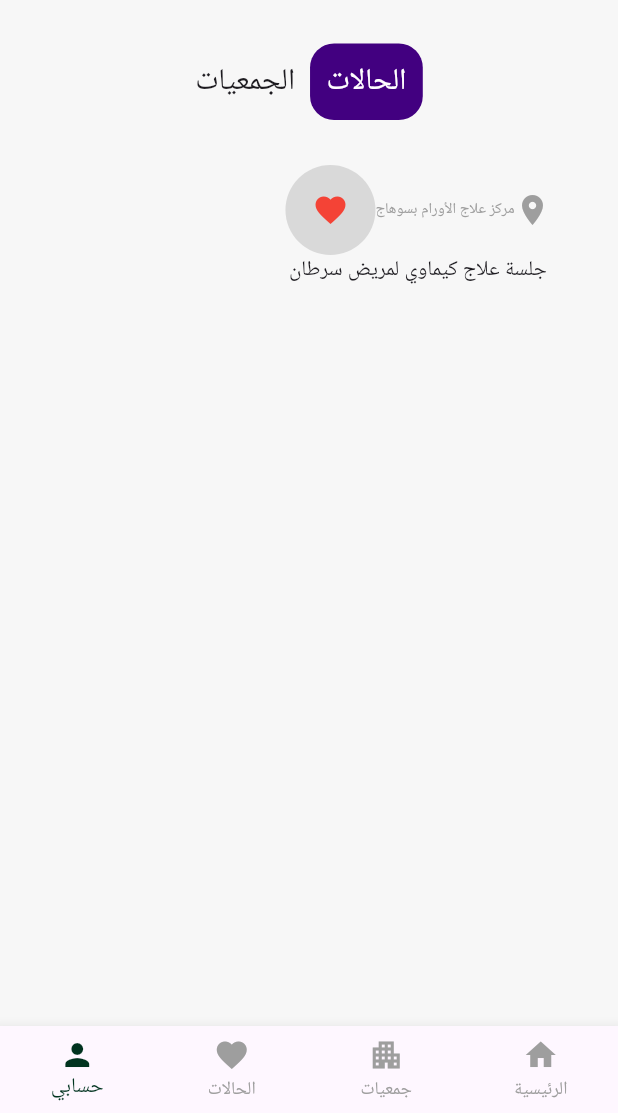
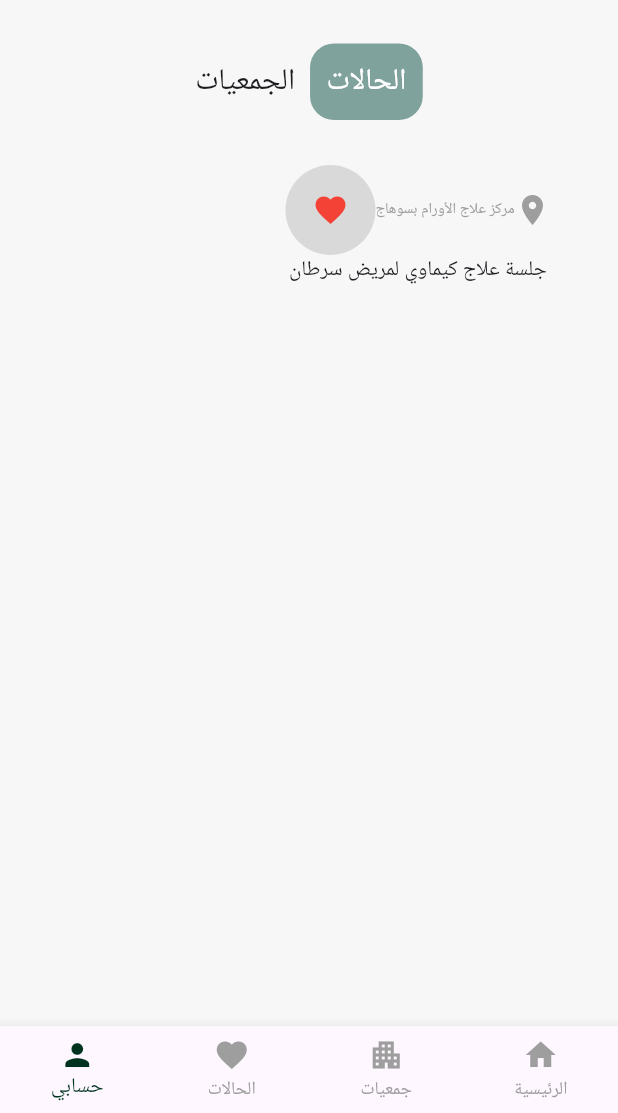
Before and after one commit to Hoda-ramadan/waslet_khier, a Flutter app: the Favioritcases screen opened by its route, on a phone screen of 412 x 824 dp, the part 123-1236 px from its top. Run offline on Flutter 3.47's test engine with Material 3 defaults, Android fonts, the phone set to English and light mode, and no system bars; our stand-ins replace bloc, dio, equatable, firebase_auth, firebase_core, flutter_bloc and 4 more; accounts and stored records are empty; network calls fail.

Commit message:
change colors

```diff
--- a/lib/const.dart
+++ b/lib/const.dart
@@ -3,6 +3,6 @@ import 'package:flutter/material.dart';
 const backGroundColor = Color(0xfff7f7f7);
 const appcolor = Color(0xFF00331f); //تيت من عبدالله 0d001a
 
-const tintAppColor = Color(0xff420080);  //9900ff    //009E60
+const tintAppColor = Color.fromARGB(149, 44, 101, 93);  //9900ff    //009E60
 const orangcolor = Color(0xFF009E60);//ff6600 //003399  //FF8A3D  ثبت من عبالله
 const double kNisab = 85 * 85.0;
```
